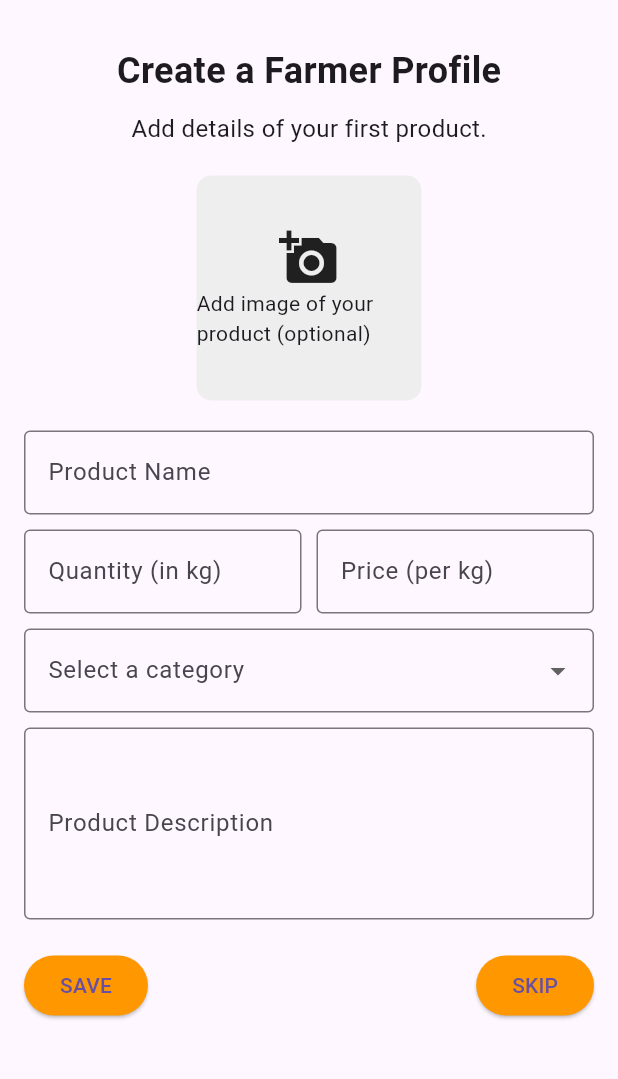
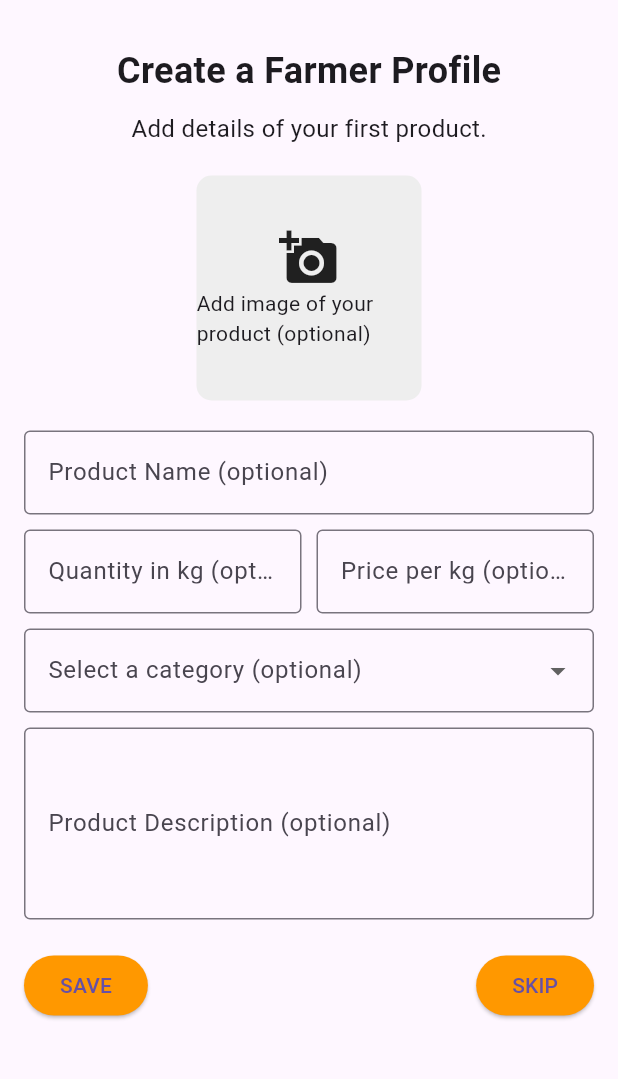
Before and after one commit to fagojs/FarmConnect, a Flutter app: the ListFirstProductPage screen opened directly, on a phone screen of 412 x 824 dp, the part 63-1142 px from its top. Run offline on Flutter 3.47's test engine with Material 3 defaults, Android fonts, the phone set to English and light mode, and no system bars; our stand-ins replace image_picker.

```diff
--- a/lib/screens/farmer/create_farmer_profile/list_first_product.dart
+++ b/lib/screens/farmer/create_farmer_profile/list_first_product.dart
@@ -224,7 +224,7 @@ class _ListFirstProductPageState extends State<ListFirstProductPage> {
               SizedBox(height: 20),
               TextField(
                 decoration: InputDecoration(
-                  labelText: 'Product Name',
+                  labelText: 'Product Name (optional)',
                   border: OutlineInputBorder(),
                 ),
                 onChanged: (value) => productName = value,
@@ -235,7 +235,7 @@ class _ListFirstProductPageState extends State<ListFirstProductPage> {
                   Expanded(
                     child: TextField(
                       decoration: InputDecoration(
-                        labelText: 'Quantity (in kg)',
+                        labelText: 'Quantity in kg (optional)',
                         border: OutlineInputBorder(),
                       ),
                       onChanged: (value) => quantity = int.parse(value),
@@ -245,7 +245,7 @@ class _ListFirstProductPageState extends State<ListFirstProductPage> {
                   Expanded(
                     child: TextField(
                       decoration: InputDecoration(
-                        labelText: 'Price (per kg)',
+                        labelText: 'Price per kg (optional)',
                         border: OutlineInputBorder(),
                       ),
                       onChanged: (value) => price = double.parse(value),
@@ -256,7 +256,7 @@ class _ListFirstProductPageState extends State<ListFirstProductPage> {
               SizedBox(height: 10),
               DropdownButtonFormField<String>(
                 decoration: InputDecoration(
-                  labelText: 'Select a category',
+                  labelText: 'Select a category (optional)',
                   border: OutlineInputBorder(),
                 ),
                 value: _selectedCategory,
@@ -276,7 +276,7 @@ class _ListFirstProductPageState extends State<ListFirstProductPage> {
               TextField(
                 maxLines: 4,
                 decoration: InputDecoration(
-                  labelText: 'Product Description',
+                  labelText: 'Product Description (optional)',
                   border: OutlineInputBorder(),
                 ),
                 onChanged: (value) => productDescription = value,
```
